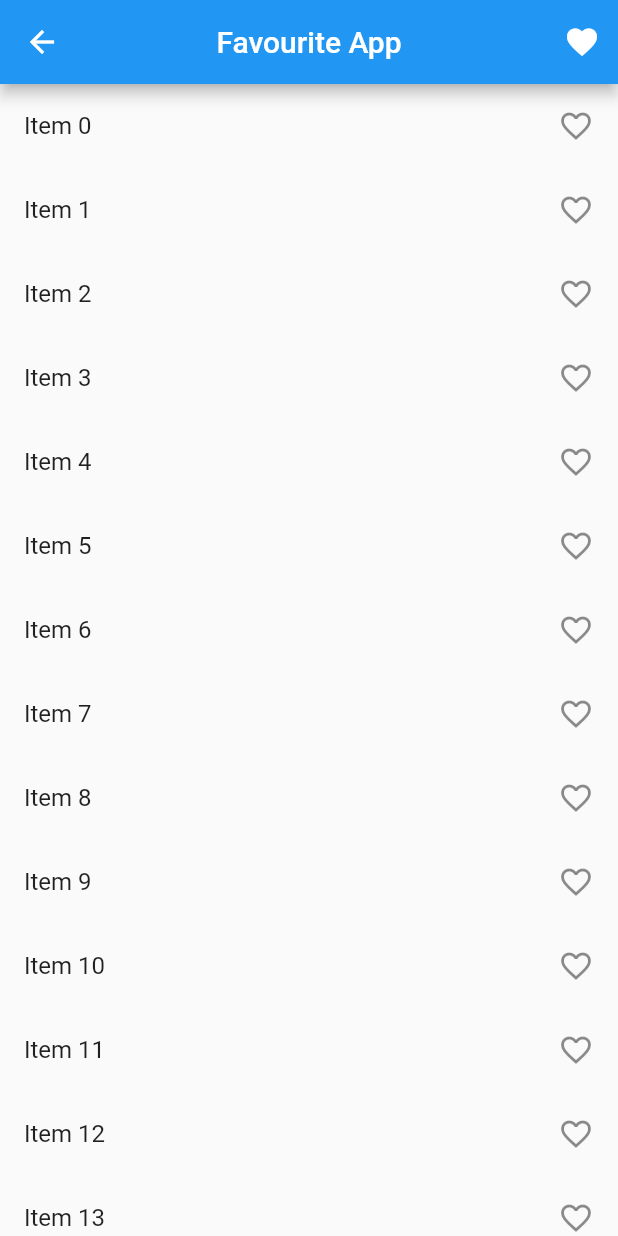
After one commit to chusamasadiq/Provider, a Flutter app: the screen it shows after launch, after a tap on "Go to Favourite Screen", on a phone screen of 412 x 824 dp. The commit adds this screen. Run offline on Flutter 3.47's test engine with Material 2 defaults, Android fonts, the phone set to English and light mode, and no system bars.

Commit message:
favourite app

```diff
--- a/lib/main.dart
+++ b/lib/main.dart
@@ -1,8 +1,8 @@
 import 'package:flutter/material.dart';
 import 'package:provider/provider.dart';
 import 'package:state_management/provider/count_provider.dart';
+import 'package:state_management/provider/favourite_provider.dart';
 import 'package:state_management/provider/slider_provider.dart';
-import 'package:state_management/view/slider.dart';
 import 'view/home_screen.dart';
 
 void main() {
@@ -18,8 +18,9 @@ class StateManagement extends StatelessWidget {
       providers: [
         ChangeNotifierProvider<CountProvider>(create: (_) => CountProvider()),
         ChangeNotifierProvider<SliderProvider>(create: (_) => SliderProvider()),
+        ChangeNotifierProvider<FavouriteProvider>(create: (_) => FavouriteProvider()),
       ],
-      child: MaterialApp(
+      child: const MaterialApp(
         debugShowCheckedModeBanner: false,
         home: HomeScreen(),
       ),
--- /dev/null
+++ b/lib/provider/favourite_provider.dart
@@ -0,0 +1,16 @@
+import 'package:flutter/material.dart';
+
+class FavouriteProvider with ChangeNotifier{
+  final List<int> _selectedItems = [];
+  List<int> get selectedItem => _selectedItems;
+
+  void addItem (int value){
+    _selectedItems.add(value);
+    notifyListeners();
+  }
+
+  void removeItem (int value){
+    _selectedItems.remove(value);
+    notifyListeners();
+  }
+}
--- /dev/null
+++ b/lib/view/favourite_screen.dart
@@ -0,0 +1,54 @@
+import 'package:flutter/material.dart';
+import 'package:provider/provider.dart';
+import 'package:state_management/provider/favourite_provider.dart';
+
+import 'myfavourite_screen.dart';
+
+class FavouriteScreen extends StatefulWidget {
+  const FavouriteScreen({Key? key}) : super(key: key);
+
+  @override
+  State<FavouriteScreen> createState() => _FavouriteScreenState();
+}
+
+class _FavouriteScreenState extends State<FavouriteScreen> {
+  List<int> selectedItems = [];
+
+  @override
+  Widget build(BuildContext context) {
+    print('Build');
+    return Scaffold(
+      appBar: AppBar(
+        title: const Text('Favourite App'),
+        centerTitle: true,
+        actions: [
+          IconButton(
+            onPressed: () {
+              Navigator.push(
+                  context,
+                  MaterialPageRoute(
+                      builder: (context) => const MyFavouriteScreen()));
+            },
+            icon: const Icon(Icons.favorite),
+          )
+        ],
+      ),
+      body: ListView.builder(
+          itemCount: 20,
+          itemBuilder: (context, index) {
+            return Consumer<FavouriteProvider>(
+                builder: (context, value, child) {
+              return ListTile(
+                onTap: () {
+                  value.addItem(index);
+                },
+                title: Text('Item $index'),
+                trailing: value.selectedItem.contains(index)
+                    ? const Icon(Icons.favorite)
+                    : const Icon(Icons.favorite_border),
+              );
+            });
+          }),
+    );
+  }
+}
--- a/lib/view/home_screen.dart
+++ b/lib/view/home_screen.dart
@@ -1,11 +1,12 @@
 import 'package:flutter/material.dart';
 import 'package:provider/provider.dart';
+import 'package:state_management/view/favourite_screen.dart';
 import 'package:state_management/view/slider.dart';
 
 import '../provider/count_provider.dart';
 
 class HomeScreen extends StatefulWidget {
-  HomeScreen({Key? key}) : super(key: key);
+  const HomeScreen({Key? key}) : super(key: key);
 
   @override
   State<HomeScreen> createState() => _HomeScreenState();
@@ -47,6 +48,18 @@ class _HomeScreenState extends State<HomeScreen> {
               );
             },
             child: const Text('Go to Slider Screen'),
+          ),
+
+          TextButton(
+            onPressed: () {
+              Navigator.push(
+                context,
+                MaterialPageRoute(
+                  builder: (context) => const FavouriteScreen(),
+                ),
+              );
+            },
+            child: const Text('Go to Favourite Screen'),
           )
         ],
       ),
```
Also changed, not shown: lib/view/myfavourite_screen.dart (added, +44 -0 lines).
